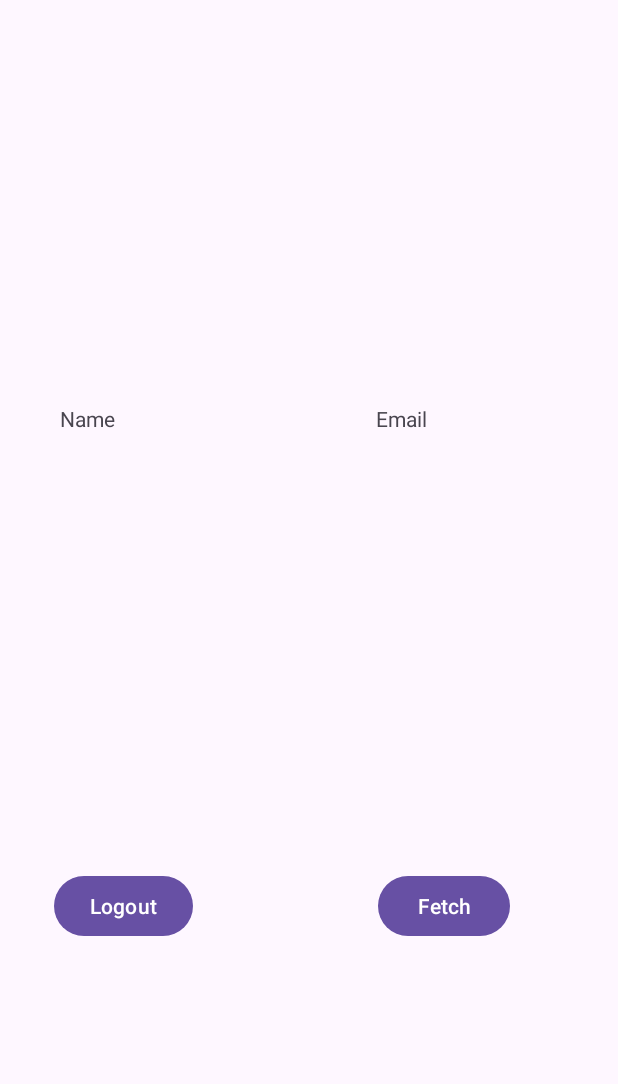
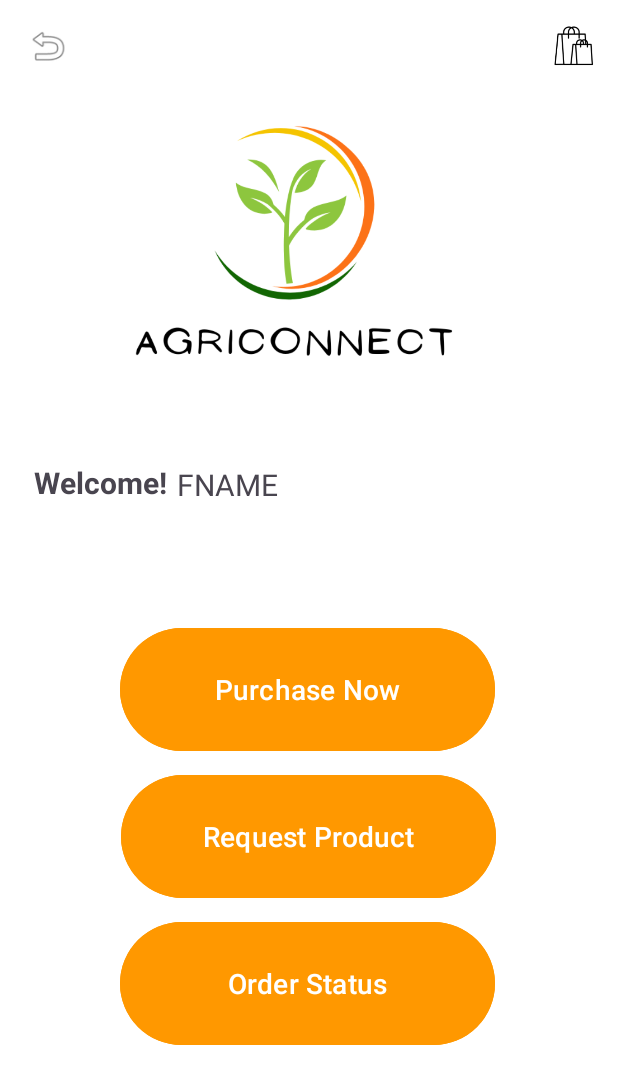
Before and after one commit to gurt9466/Agriconnect, an Android app: the layout activity_home.xml on its own in the app's theme, with its tools: preview values and no code run, on a phone screen of 412 x 824 dp. Shown: the top 1084 px of the screen. Run offline under Robolectric (Android 15) with nearby library versions, the phone set to English and light mode, and no system bars; network calls fail.

Commit message:
request funtion

```diff
--- a/app/src/main/res/layout/activity_home.xml
+++ b/app/src/main/res/layout/activity_home.xml
@@ -4,20 +4,57 @@
     xmlns:tools="http://schemas.android.com/tools"
     android:layout_width="match_parent"
     android:layout_height="match_parent"
-    tools:context=".home">
+    android:background="@color/white"
+    tools:context=".home"
+    tools:layout_editor_absoluteX="1dp"
+    tools:layout_editor_absoluteY="99dp">
 
-    <TextView
-        android:id="@+id/txtviewname"
-        android:layout_width="112dp"
-        android:layout_height="55dp"
-        android:layout_marginTop="269dp"
-        android:layout_marginEnd="260dp"
-        android:layout_marginBottom="443dp"
-        android:text="Name"
-        app:layout_constraintBottom_toBottomOf="parent"
+    <Button
+        android:id="@+id/requestproduct"
+        android:layout_width="250dp"
+        android:layout_height="90dp"
+        android:layout_marginTop="8dp"
+        android:layout_marginEnd="81dp"
+        android:backgroundTint="#FF9800"
+        android:text="Request Product"
+        android:textSize="18.5dp"
         app:layout_constraintEnd_toEndOf="parent"
-        app:layout_constraintTop_toTopOf="parent"
-        app:layout_constraintVertical_bias="0.0" />
+        app:layout_constraintTop_toBottomOf="@+id/purchase" />
+
+    <Button
+        android:id="@+id/orderstatus"
+        android:layout_width="250dp"
+        android:layout_height="90dp"
+        android:layout_marginStart="80dp"
+        android:layout_marginTop="8dp"
+        android:backgroundTint="#FF9800"
+        android:text="Order Status"
+        android:textSize="18.5dp"
+        app:layout_constraintStart_toStartOf="parent"
+        app:layout_constraintTop_toBottomOf="@+id/requestproduct" />
+
+    <Button
+        android:id="@+id/purchase"
+        android:layout_width="250dp"
+        android:layout_height="90dp"
+        android:layout_marginStart="80dp"
+        android:layout_marginTop="76dp"
+        android:backgroundTint="#FF9800"
+        android:text="Purchase Now"
+        android:textSize="18.5dp"
+        app:layout_constraintStart_toStartOf="parent"
+        app:layout_constraintTop_toBottomOf="@+id/txtviewfname" />
+
+    <ImageView
+        android:id="@+id/imageView6"
+        android:layout_width="468dp"
+        android:layout_height="248dp"
+        android:layout_marginTop="4dp"
+        app:layout_constraintEnd_toEndOf="parent"
+        app:layout_constraintHorizontal_bias="0.545"
+        app:layout_constraintStart_toStartOf="parent"
+        app:layout_constraintTop_toBottomOf="@+id/logout"
+        app:srcCompat="@drawable/logo" />
 
     <TextView
         android:id="@+id/ftechresult"
@@ -30,35 +67,51 @@
         app:layout_constraintEnd_toEndOf="parent" />
 
     <TextView
-        android:id="@+id/txtviewemail"
-        android:layout_width="89dp"
-        android:layout_height="44dp"
-        android:layout_marginTop="269dp"
-        android:layout_marginEnd="72dp"
-        android:layout_marginBottom="443dp"
-        android:text="Email"
-        app:layout_constraintBottom_toBottomOf="parent"
+        android:id="@+id/txtviewfname"
+        android:layout_width="200dp"
+        android:layout_height="29dp"
+        android:layout_marginTop="12dp"
+        android:layout_marginEnd="94dp"
+        android:text="Fname"
+        android:textAllCaps="true"
+        android:textSize="20dp"
+        app:layout_constraintEnd_toEndOf="parent"
+        app:layout_constraintHorizontal_bias="1.0"
+        app:layout_constraintStart_toEndOf="@+id/textView"
+        app:layout_constraintTop_toBottomOf="@+id/imageView6" />
+
+    <TextView
+        android:id="@+id/textView"
+        android:layout_width="101dp"
+        android:layout_height="29dp"
+        android:layout_marginStart="16dp"
+        android:layout_marginTop="308dp"
+        android:text="Welcome!"
+        android:textAlignment="center"
+        android:textSize="20dp"
+        android:textStyle="bold"
+
+        app:layout_constraintStart_toStartOf="parent"
+        app:layout_constraintTop_toTopOf="parent" />
+
+    <ImageView
+        android:id="@+id/logout"
+        android:layout_width="wrap_content"
+        android:layout_height="29dp"
+        android:layout_marginStart="16dp"
+        android:layout_marginTop="16dp"
+        app:layout_constraintStart_toStartOf="parent"
+        app:layout_constraintTop_toTopOf="parent"
+        app:srcCompat="@android:drawable/ic_menu_revert" />
+
+    <ImageView
+        android:id="@+id/imageView7"
+        android:layout_width="27dp"
+        android:layout_height="29dp"
+        android:layout_marginTop="16dp"
+        android:layout_marginEnd="16dp"
         app:layout_constraintEnd_toEndOf="parent"
         app:layout_constraintTop_toTopOf="parent"
-        app:layout_constraintVertical_bias="0.0" />
+        app:srcCompat="@drawable/bag" />
 
-    <Button
-        android:id="@+id/loguot"
-        android:layout_width="wrap_content"
-        android:layout_height="wrap_content"
-        android:layout_marginStart="36dp"
-        android:layout_marginBottom="196dp"
-        android:text="Logout"
-        app:layout_constraintBottom_toBottomOf="parent"
-        app:layout_constraintStart_toStartOf="parent" />
-
-    <Button
-        android:id="@+id/fetch"
-        android:layout_width="wrap_content"
-        android:layout_height="wrap_content"
-        android:layout_marginEnd="72dp"
-        android:layout_marginBottom="196dp"
-        android:text="Fetch"
-        app:layout_constraintBottom_toBottomOf="parent"
-        app:layout_constraintEnd_toEndOf="parent" />
 </androidx.constraintlayout.widget.ConstraintLayout>
--- a/app/src/main/res/layout/activity_main.xml
+++ b/app/src/main/res/layout/activity_main.xml
@@ -4,6 +4,7 @@
     xmlns:tools="http://schemas.android.com/tools"
     android:layout_width="match_parent"
     android:layout_height="match_parent"
+    android:background="@color/white"
     tools:context=".MainActivity">
 
     <ImageView
```
Also changed, not shown: app/src/main/AndroidManifest.xml (+15 -5 lines), app/src/main/java/com/example/agriconnect/home.java (+23 -11 lines), app/src/main/java/com/example/agriconnect/orderstatusActivity.java (added, +13 -0 lines), app/src/main/java/com/example/agriconnect/purchaseActivity.java (added, +14 -0 lines), app/src/main/java/com/example/agriconnect/requestActivity.java (added, +91 -0 lines), app/src/main/res/layout/activity_orderstatus.xml (added, +10 -0 lines), app/src/main/res/layout/activity_purchase.xml (added, +9 -0 lines), app/src/main/res/layout/activity_request.xml (added, +131 -0 lines), app/src/main/res/drawable/bag.PNG (added).
